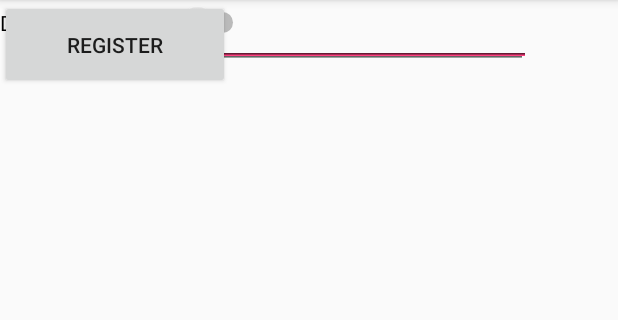
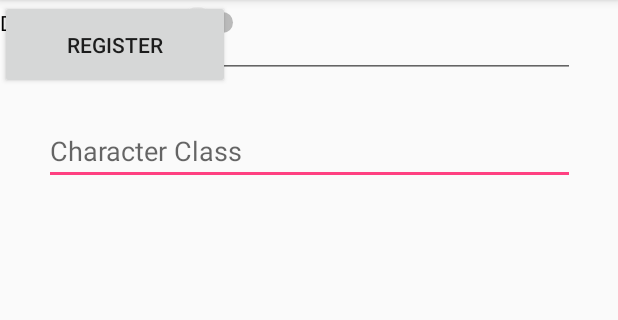
Before and after one commit to shanadeb/DnD_AndroidUI, an Android app: the RegisterActivity screen opened directly, with no data from a screen before it, on a phone screen of 412 x 824 dp, the part 84-404 px from its top. Run offline under Robolectric (Android 15) with nearby library versions, the phone set to English and light mode, and no system bars; 2 statements that could not run were skipped.

```diff
--- a/app/src/main/java/magicdynamite/dungeonsanddynamites/RegisterActivity.java
+++ b/app/src/main/java/magicdynamite/dungeonsanddynamites/RegisterActivity.java
@@ -15,7 +15,7 @@ public class RegisterActivity extends AppCompatActivity {
 
         final EditText age= (EditText) findViewById(R.id.age);
         final EditText name= (EditText) findViewById(R.id.name);
-        final EditText dpname= (EditText) findViewById(R.id.dpname);
+        final EditText dpname= (EditText) findViewById(R.id.charclass);
         final Switch DMswitch= (Switch) findViewById(R.id.DMswitch);
         final Button btnregister= (Button) findViewById(R.id.btnregister);
     }
--- a/app/src/main/res/layout/activity_register.xml
+++ b/app/src/main/res/layout/activity_register.xml
@@ -7,34 +7,35 @@
     tools:context="magicdynamite.dungeonsanddynamites.RegisterActivity">
 
     <EditText
-        android:id="@+id/dpname"
+        android:id="@+id/charclass"
         android:layout_width="354dp"
         android:layout_height="44dp"
+        android:layout_marginLeft="8dp"
+        android:layout_marginRight="8dp"
+        android:layout_marginTop="79dp"
+        android:ems="10"
+        android:hint="Character Class"
+        android:inputType="textPersonName"
+        app:layout_constraintLeft_toLeftOf="parent"
+        app:layout_constraintRight_toRightOf="parent"
+        app:layout_constraintTop_toTopOf="parent" />
+
+    <EditText
+        android:id="@+id/charclass"
+        android:layout_width="354dp"
+        android:layout_height="44dp"
+        android:layout_marginBottom="8dp"
+        android:layout_marginLeft="8dp"
+        android:layout_marginRight="8dp"
+        android:layout_marginTop="8dp"
         android:ems="10"
         android:hint="Display Name"
         android:inputType="textPersonName"
-        tools:layout_editor_absoluteX="15dp"
-        tools:layout_editor_absoluteY="84dp" />
-
-    <EditText
-        android:id="@+id/name"
-        android:layout_width="354dp"
-        android:layout_height="44dp"
-        android:ems="10"
-        android:hint="Name"
-        android:inputType="textPersonName"
-        tools:layout_editor_absoluteX="15dp"
-        tools:layout_editor_absoluteY="25dp" />
-
-    <EditText
-        android:id="@+id/age"
-        android:layout_width="352dp"
-        android:layout_height="46dp"
-        android:ems="10"
-        android:hint="Age"
-        android:inputType="number"
-        tools:layout_editor_absoluteX="16dp"
-        tools:layout_editor_absoluteY="139dp" />
+        app:layout_constraintBottom_toTopOf="@+id/charclass"
+        app:layout_constraintLeft_toLeftOf="parent"
+        app:layout_constraintRight_toRightOf="parent"
+        app:layout_constraintTop_toTopOf="parent"
+        app:layout_constraintVertical_bias="0.0" />
 
     <Switch
         android:id="@+id/DMswitch"
@@ -42,7 +43,7 @@
         android:layout_height="30dp"
         android:text="Dungeon Master"
         tools:layout_editor_absoluteX="16dp"
-        tools:layout_editor_absoluteY="197dp" />
+        tools:layout_editor_absoluteY="194dp" />
 
     <Button
         android:id="@+id/btnregister"
```
Also changed, not shown: app/src/main/java/magicdynamite/dungeonsanddynamites/Connect.java (added, +466 -0 lines), app/src/main/java/magicdynamite/dungeonsanddynamites/LoginActivity.java (+50 -6 lines).
